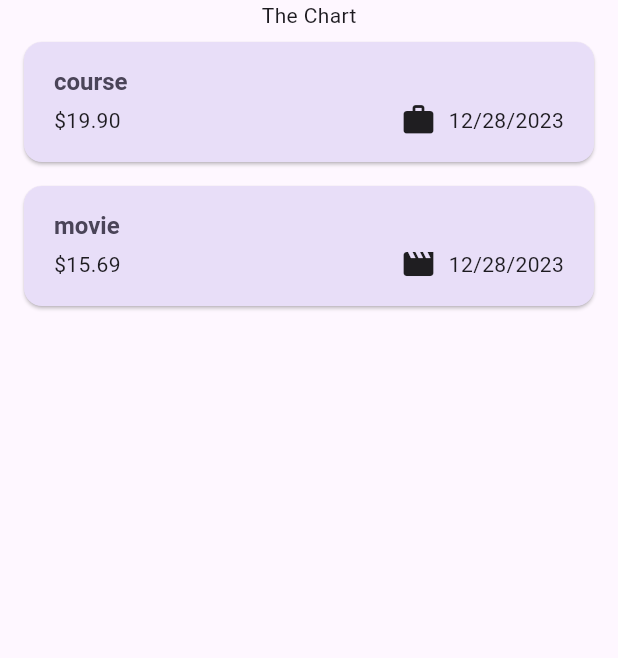
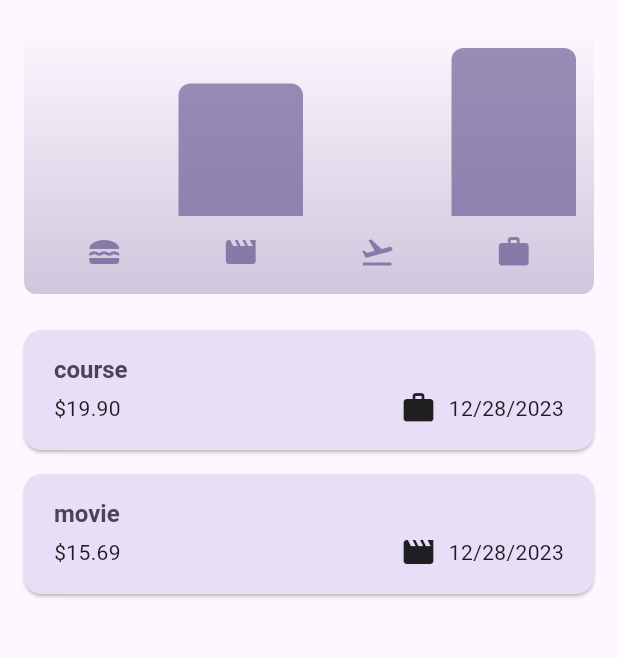
Before and after one commit to Musawarchan/flutter_expense_tracker_app, a Flutter app: the screen it shows after launch, on a phone screen of 412 x 824 dp, the part 84-742 px from its top. Run offline on Flutter 3.47's test engine with Material 3 defaults, Android fonts, the phone set to English and light mode, and no system bars.

Commit message:
adding chart

```diff
--- a/lib/models/expense.dart
+++ b/lib/models/expense.dart
@@ -9,7 +9,7 @@ final formatter = DateFormat.yMd();
 
 enum Category { food, leisure, work, travel }
 
-final CategoryIcons = {
+final categoryIcons = {
   Category.food: Icons.lunch_dining,
   Category.leisure: Icons.movie,
   Category.work: Icons.work,
@@ -34,3 +34,28 @@ class Expense {
     return formatter.format(date);
   }
 }
+
+class ExpenseBucket {
+  const ExpenseBucket({
+    required this.category,
+    required this.expenses,
+  });
+
+  ExpenseBucket.forCategory(List<Expense> allExpenses, this.category)
+      : expenses = allExpenses
+            .where((expense) => expense.category == category)
+            .toList();
+
+  final Category category;
+  final List<Expense> expenses;
+
+  double get totalExpenses {
+    double sum = 0;
+
+    for (final expense in expenses) {
+      sum += expense.amount; // sum = sum + expense.amount
+    }
+
+    return sum;
+  }
+}
--- /dev/null
+++ b/lib/widgets/chart/chart.dart
@@ -0,0 +1,94 @@
+import 'package:expense_tracker_app/models/expense.dart';
+import 'package:expense_tracker_app/widgets/chart/chart_bar.dart';
+import 'package:flutter/material.dart';
+
+class Chart extends StatelessWidget {
+  const Chart({super.key, required this.expenses});
+
+  final List<Expense> expenses;
+
+  List<ExpenseBucket> get buckets {
+    return [
+      ExpenseBucket.forCategory(expenses, Category.food),
+      ExpenseBucket.forCategory(expenses, Category.leisure),
+      ExpenseBucket.forCategory(expenses, Category.travel),
+      ExpenseBucket.forCategory(expenses, Category.work),
+    ];
+  }
+
+  double get maxTotalExpense {
+    double maxTotalExpense = 0;
+
+    for (final bucket in buckets) {
+      if (bucket.totalExpenses > maxTotalExpense) {
+        maxTotalExpense = bucket.totalExpenses;
+      }
+    }
+
+    return maxTotalExpense;
+  }
+
+  @override
+  Widget build(BuildContext context) {
+    final isDarkMode =
+        MediaQuery.of(context).platformBrightness == Brightness.dark;
+    return Container(
+      margin: const EdgeInsets.all(16),
+      padding: const EdgeInsets.symmetric(
+        vertical: 16,
+        horizontal: 8,
+      ),
+      width: double.infinity,
+      height: 180,
+      decoration: BoxDecoration(
+        borderRadius: BorderRadius.circular(8),
+        gradient: LinearGradient(
+          colors: [
+            Theme.of(context).colorScheme.primary.withOpacity(0.3),
+            Theme.of(context).colorScheme.primary.withOpacity(0.0)
+          ],
+          begin: Alignment.bottomCenter,
+          end: Alignment.topCenter,
+        ),
+      ),
+      child: Column(
+        children: [
+          Expanded(
+            child: Row(
+              crossAxisAlignment: CrossAxisAlignment.end,
+              children: [
+                for (final bucket in buckets) // alternative to map()
+                  ChartBar(
+                    fill: bucket.totalExpenses == 0
+                        ? 0
+                        : bucket.totalExpenses / maxTotalExpense,
+                  )
+              ],
+            ),
+          ),
+          const SizedBox(height: 12),
+          Row(
+            children: buckets
+                .map(
+                  (bucket) => Expanded(
+                    child: Padding(
+                      padding: const EdgeInsets.symmetric(horizontal: 4),
+                      child: Icon(
+                        categoryIcons[bucket.category],
+                        color: isDarkMode
+                            ? Theme.of(context).colorScheme.secondary
+                            : Theme.of(context)
+                                .colorScheme
+                                .primary
+                                .withOpacity(0.7),
+                      ),
+                    ),
+                  ),
+                )
+                .toList(),
+          )
+        ],
+      ),
+    );
+  }
+}
--- /dev/null
+++ b/lib/widgets/chart/chart_bar.dart
@@ -0,0 +1,34 @@
+import 'package:flutter/material.dart';
+
+class ChartBar extends StatelessWidget {
+  const ChartBar({
+    super.key,
+    required this.fill,
+  });
+
+  final double fill;
+
+  @override
+  Widget build(BuildContext context) {
+    final isDarkMode =
+        MediaQuery.of(context).platformBrightness == Brightness.dark;
+    return Expanded(
+      child: Padding(
+        padding: const EdgeInsets.symmetric(horizontal: 4),
+        child: FractionallySizedBox(
+          heightFactor: fill,
+          child: DecoratedBox(
+            decoration: BoxDecoration(
+              shape: BoxShape.rectangle,
+              borderRadius:
+                  const BorderRadius.vertical(top: Radius.circular(8)),
+              color: isDarkMode
+                  ? Theme.of(context).colorScheme.secondary
+                  : Theme.of(context).colorScheme.primary.withOpacity(0.65),
+            ),
+          ),
+        ),
+      ),
+    );
+  }
+}
--- a/lib/widgets/expense_list/expense_item.dart
+++ b/lib/widgets/expense_list/expense_item.dart
@@ -26,7 +26,7 @@ class ExpenseItems extends StatelessWidget {
                 const Spacer(),
                 Row(
                   children: [
-                    Icon(CategoryIcons[expense.category]),
+                    Icon(categoryIcons[expense.category]),
                     const SizedBox(
                       width: 8,
                     ),
--- a/lib/widgets/expenses.dart
+++ b/lib/widgets/expenses.dart
@@ -1,3 +1,4 @@
+import 'package:expense_tracker_app/widgets/chart/chart.dart';
 import 'package:expense_tracker_app/widgets/expense_list/expenses_list.dart';
 import 'package:expense_tracker_app/models/expense.dart';
 import 'package:expense_tracker_app/widgets/new_expense.dart';
@@ -86,7 +87,7 @@ class _ExpensesState extends State<Expenses> {
       ),
       body: Column(
         children: [
-          const Text('The Chart'),
+          Chart(expenses: _registeredExpense),
           Expanded(child: mainContent),
         ],
       ),
```
